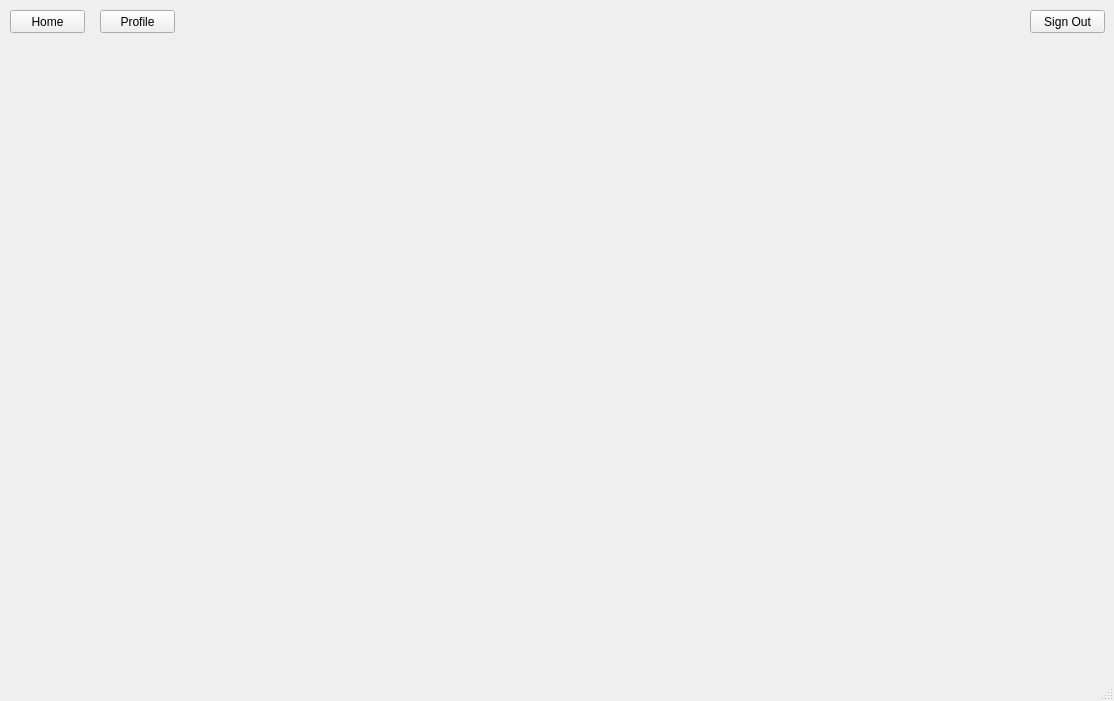
Above: MemberView.ui from jordynmarlow/DatabaseSystems before the change. Below: the same form after it.
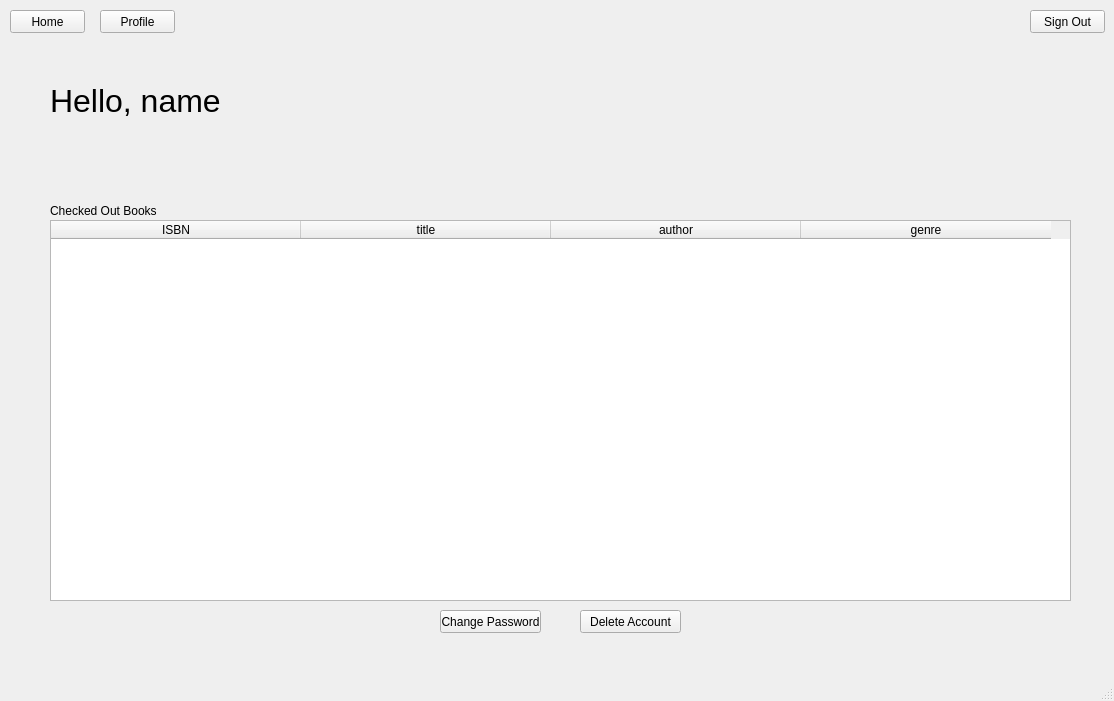
That is the form after the change. The open tabs and pages were chosen to show the change.

The edit to the form file:
```diff
--- a/MemberView.ui
+++ b/MemberView.ui
@@ -164,7 +164,101 @@
       </property>
      </widget>
     </widget>
-    <widget class="QWidget" name="profile"/>
+    <widget class="QWidget" name="profile">
+     <widget class="QTableWidget" name="tableWidget_2">
+      <property name="geometry">
+       <rect>
+        <x>50</x>
+        <y>180</y>
+        <width>1021</width>
+        <height>381</height>
+       </rect>
+      </property>
+      <attribute name="horizontalHeaderDefaultSectionSize">
+       <number>250</number>
+      </attribute>
+      <attribute name="verticalHeaderVisible">
+       <bool>false</bool>
+      </attribute>
+      <column>
+       <property name="text">
+        <string>ISBN</string>
+       </property>
+      </column>
+      <column>
+       <property name="text">
+        <string>title</string>
+       </property>
+      </column>
+      <column>
+       <property name="text">
+        <string>author</string>
+       </property>
+      </column>
+      <column>
+       <property name="text">
+        <string>genre</string>
+       </property>
+      </column>
+     </widget>
+     <widget class="QLabel" name="label">
+      <property name="geometry">
+       <rect>
+        <x>50</x>
+        <y>160</y>
+        <width>151</width>
+        <height>21</height>
+       </rect>
+      </property>
+      <property name="text">
+       <string>Checked Out Books</string>
+      </property>
+     </widget>
+     <widget class="QPushButton" name="pushButton">
+      <property name="geometry">
+       <rect>
+        <x>580</x>
+        <y>570</y>
+        <width>101</width>
+        <height>23</height>
+       </rect>
+      </property>
+      <property name="text">
+       <string>Delete Account</string>
+      </property>
+     </widget>
+     <widget class="QLabel" name="label_2">
+      <property name="geometry">
+       <rect>
+        <x>50</x>
+        <y>40</y>
+        <width>611</width>
+        <height>41</height>
+       </rect>
+      </property>
+      <property name="font">
+       <font>
+        <pointsize>24</pointsize>
+       </font>
+      </property>
+      <property name="text">
+       <string>Hello, name</string>
+      </property>
+     </widget>
+     <widget class="QPushButton" name="pushButton_2">
+      <property name="geometry">
+       <rect>
+        <x>440</x>
+        <y>570</y>
+        <width>101</width>
+        <height>23</height>
+       </rect>
+      </property>
+      <property name="text">
+       <string>Change Password</string>
+      </property>
+     </widget>
+    </widget>
    </widget>
    <widget class="QLabel" name="warning_lbl">
     <property name="geometry">
```
